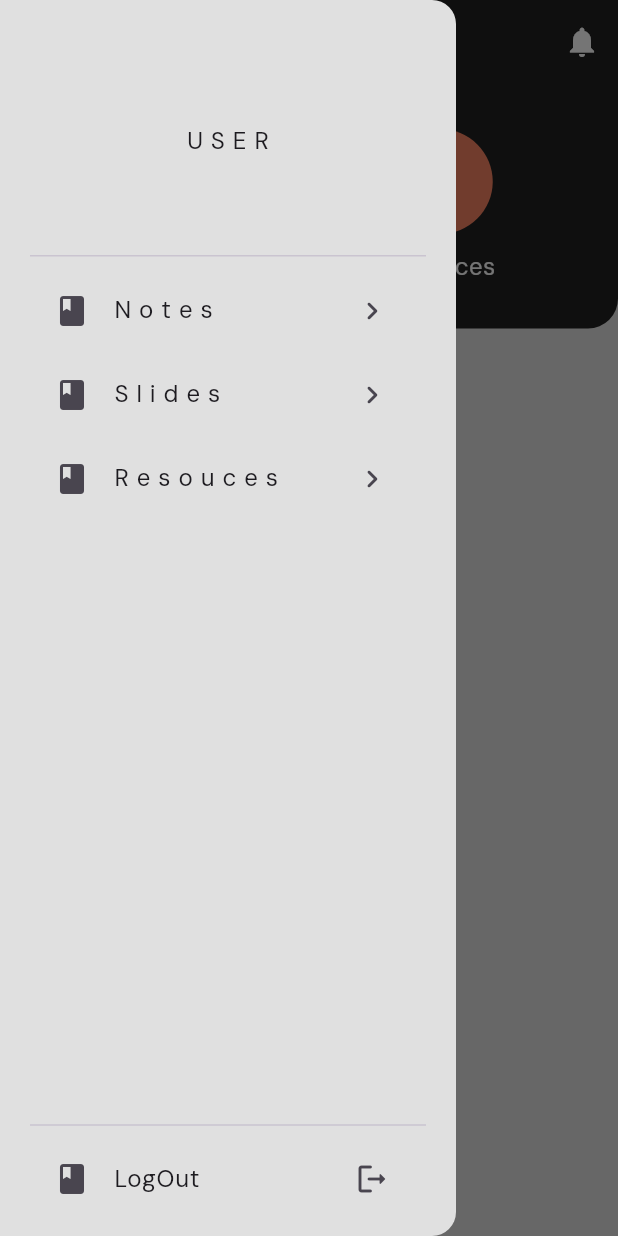
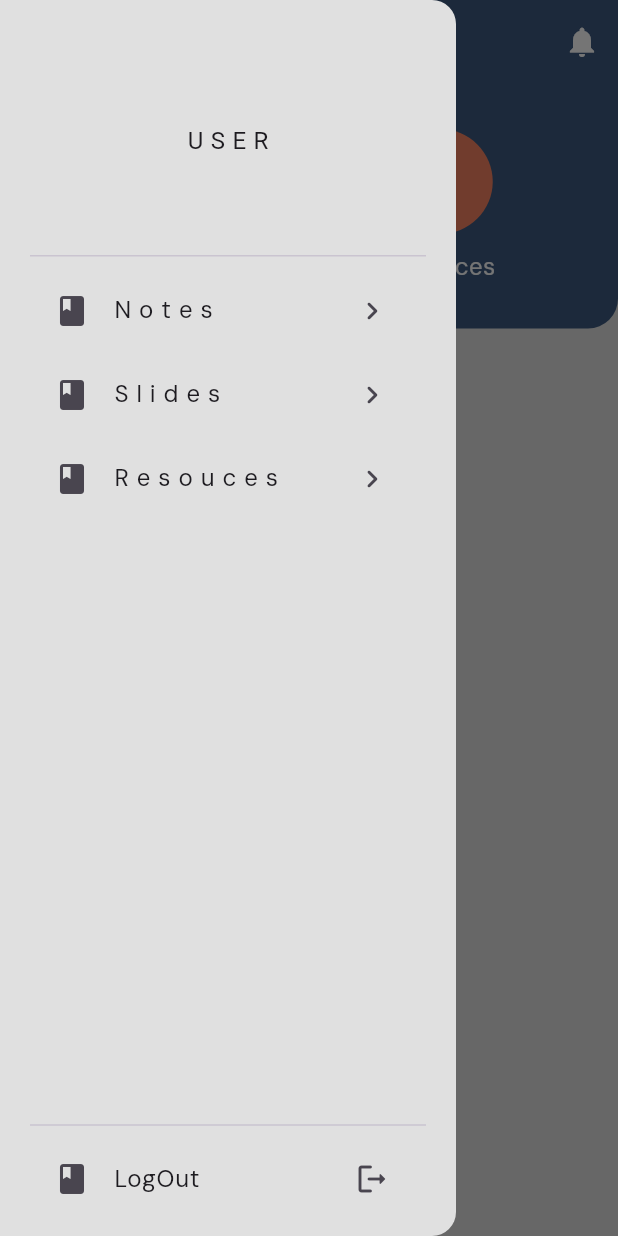
Before and after one commit to SahanLochana/CIS_UnixCloud, a Flutter app: the screen it shows once a user with an empty profile is signed in, with the side drawer open, on a phone screen of 412 x 824 dp. Run offline on Flutter 3.47's test engine with Material 3 defaults, Android fonts, the phone set to English and light mode, and no system bars; our stand-ins replace cloud_firestore, firebase_auth, firebase_core, firebase_storage, go_router, lottie and 1 more; missing offline and left inert: internet_file, pdfx; accounts and stored records are empty; generated files the repository leaves out were written again; network calls fail.

Commit message:
add new color

```diff
--- a/lib/core_features/presantation/Components/cato_tile_round.dart
+++ b/lib/core_features/presantation/Components/cato_tile_round.dart
@@ -44,7 +44,8 @@ class CatoTileRound extends StatelessWidget {
                 ),
                 Text(
                   title,
-                  style: const TextStyle(color: Colors.white, fontSize: 16),
+                  style: const TextStyle(
+                      color: Colors.white, fontSize: 16, fontFamily: "dmsans"),
                 )
               ],
             ),
--- a/lib/core_features/presantation/Components/drawer_tile.dart
+++ b/lib/core_features/presantation/Components/drawer_tile.dart
@@ -15,7 +15,10 @@ class DrawerTile extends StatelessWidget {
       },
 
       leading: const Icon(Icons.book_rounded), //TODO : change icon
-      title: Text(tileTitle),
+      title: Text(
+        tileTitle,
+        style: TextStyle(fontFamily: "dmsans"),
+      ),
       trailing: const Icon(Icons.chevron_right_rounded),
     );
   }
--- a/lib/core_features/presantation/Components/item_tile.dart
+++ b/lib/core_features/presantation/Components/item_tile.dart
@@ -53,6 +53,7 @@ class _ItemTileState extends State<ItemTile> {
                   child: Text(
                     widget.docDataModal.fileName,
                     softWrap: true,
+                    style: TextStyle(fontFamily: "dmsans"),
                   ),
                 ),
                 IconButton(
--- a/lib/core_features/presantation/Components/module_tile.dart
+++ b/lib/core_features/presantation/Components/module_tile.dart
@@ -45,9 +45,9 @@ class ModuleTile extends StatelessWidget {
                 child: Text(
                   moduleModel.moduleName,
                   style: TextStyle(
-                    color: Colors.grey.shade900,
-                    fontSize: 16,
-                  ),
+                      color: Colors.grey.shade900,
+                      fontSize: 16,
+                      fontFamily: "dmsans"),
                   overflow: TextOverflow.ellipsis,
                 ),
               ),
--- a/lib/core_features/presantation/Components/msg_tile.dart
+++ b/lib/core_features/presantation/Components/msg_tile.dart
@@ -26,7 +26,10 @@ class ErrorMsgTile extends StatelessWidget {
                 ),
                 Text(
                   errorMSg,
-                  style: TextStyle(fontSize: 16, color: Colors.red.shade600),
+                  style: TextStyle(
+                      fontSize: 16,
+                      color: Colors.red.shade600,
+                      fontFamily: "dmsans"),
                 )
               ],
             ),
--- a/lib/core_features/presantation/Pages/home_page.dart
+++ b/lib/core_features/presantation/Pages/home_page.dart
@@ -40,15 +40,11 @@ class _HomePageState extends State<HomePage> {
           drawer: const MyDrawer(),
           backgroundColor: Theme.of(context).scaffoldBackgroundColor,
           appBar: AppBar(
-            iconTheme: const IconThemeData(
-              color: Colors.white,
-            ),
-            backgroundColor: Colors.grey.shade900,
+            // backgroundColor: const Color(0xFF3D5A80),
             title: Text(
               currentUser!.uid.toString(), //TODO : change to better one
-              style: const TextStyle(color: Colors.white),
+              style: const TextStyle(color: Colors.white, fontFamily: "dmsans"),
             ),
-            centerTitle: true,
             actions: [
               IconButton(
                 onPressed: () {},
@@ -62,7 +58,7 @@ class _HomePageState extends State<HomePage> {
               // Catogory tile holdiing container
               Container(
                 decoration: BoxDecoration(
-                    color: Colors.grey.shade900,
+                    color: const Color(0xFF3D5A80),
                     borderRadius: const BorderRadius.vertical(
                         bottom: Radius.circular(20))),
                 width: double.infinity,
@@ -77,6 +73,7 @@ class _HomePageState extends State<HomePage> {
                   // TODO : wrap with column and create feture for show annoucements
                   "Annoucement",
                   style: TextStyle(
+                    fontFamily: "dmsans",
                     color: Colors.grey.shade900,
                     fontSize: 20,
                     fontWeight: FontWeight.bold,
--- a/lib/core_features/presantation/Pages/item_page.dart
+++ b/lib/core_features/presantation/Pages/item_page.dart
@@ -15,9 +15,6 @@ class ItemsPage extends StatelessWidget {
           "Files",
           style: TextStyle(color: Colors.white),
         ),
-        centerTitle: true,
-        iconTheme: const IconThemeData(color: Colors.white),
-        backgroundColor: Colors.grey.shade900,
       ),
       body: Padding(
         padding: const EdgeInsets.all(20.0),
--- a/lib/core_features/presantation/Pages/modules_page.dart
+++ b/lib/core_features/presantation/Pages/modules_page.dart
@@ -11,10 +11,6 @@ class ModulePage extends StatelessWidget {
     return Scaffold(
       backgroundColor: Theme.of(context).scaffoldBackgroundColor,
       appBar: AppBar(
-        iconTheme: const IconThemeData(
-          color: Colors.white,
-        ),
-        backgroundColor: Colors.grey.shade900,
         title: const Text(
           "Modules",
           style: TextStyle(color: Colors.white),
--- a/lib/core_features/presantation/Pages/pdf_view_page.dart
+++ b/lib/core_features/presantation/Pages/pdf_view_page.dart
@@ -33,9 +33,7 @@ class _PdfViewPageState extends State<PdfViewPage> {
   Widget build(BuildContext context) {
     return Scaffold(
       backgroundColor: Theme.of(context).scaffoldBackgroundColor,
-      appBar: AppBar(
-        backgroundColor: Theme.of(context).scaffoldBackgroundColor,
-      ),
+      appBar: AppBar(),
       floatingActionButton: Container(
         height: 40,
         width: 160,
--- a/lib/core_features/presantation/Widgets/my_drawer.dart
+++ b/lib/core_features/presantation/Widgets/my_drawer.dart
@@ -43,7 +43,10 @@ class MyDrawer extends StatelessWidget {
                         await FirebaseAuth.instance.signOut();
                       },
                       leading: const Icon(Icons.book_rounded),
-                      title: const Text("LogOut"),
+                      title: const Text(
+                        "LogOut",
+                        style: TextStyle(fontFamily: "dmsans"),
+                      ),
                       trailing: const Icon(Icons.logout_rounded),
                     )
                   ],
--- a/lib/core_features/presantation/theme/theme_data.dart
+++ b/lib/core_features/presantation/theme/theme_data.dart
@@ -1,8 +1,12 @@
 import 'package:flutter/material.dart';
 
 ThemeData myTheme = ThemeData(
-    // TODO : change colors
+    primaryColorLight: const Color(0xFF3D5A80),
     scaffoldBackgroundColor: Colors.grey.shade300,
     primaryColor: const Color(0xFFF78361),
     cardColor: Colors.grey.shade200,
-    fontFamily: "dmsans");
+    appBarTheme: AppBarTheme(
+      centerTitle: true,
+      backgroundColor: const Color(0xFF3D5A80),
+      iconTheme: IconThemeData(color: Colors.white),
+    ));
```
